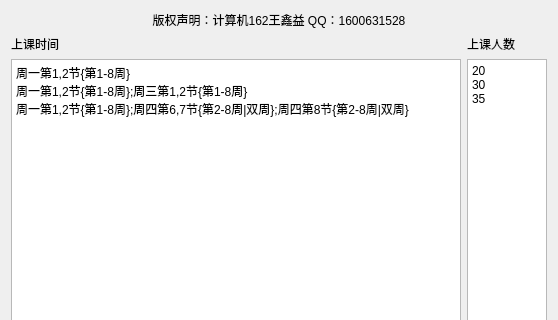
Above: mainwindow.ui from iwxyi/MealCount before the change; both pictures show x 0 to 558 and y 0 to 320 of the 558 by 583 pixel window. Below: the same form after it.
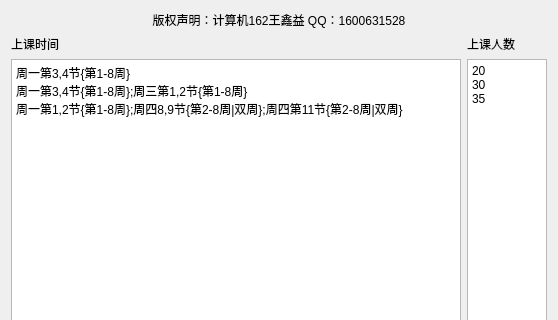
That is the form after the change.

Commit message: 修改默认的测试数据

Patch:
```diff
--- a/mainwindow.ui
+++ b/mainwindow.ui
@@ -49,9 +49,9 @@
 &lt;html&gt;&lt;head&gt;&lt;meta name=&quot;qrichtext&quot; content=&quot;1&quot; /&gt;&lt;style type=&quot;text/css&quot;&gt;
 p, li { white-space: pre-wrap; }
 &lt;/style&gt;&lt;/head&gt;&lt;body style=&quot; font-family:'SimSun'; font-size:9pt; font-weight:400; font-style:normal;&quot;&gt;
-&lt;p style=&quot; margin-top:0px; margin-bottom:0px; margin-left:0px; margin-right:0px; -qt-block-indent:0; text-indent:0px;&quot;&gt;周一第1,2节{第1-8周}&lt;/p&gt;
-&lt;p style=&quot; margin-top:0px; margin-bottom:0px; margin-left:0px; margin-right:0px; -qt-block-indent:0; text-indent:0px;&quot;&gt;周一第1,2节{第1-8周};周三第1,2节{第1-8周}&lt;/p&gt;
-&lt;p style=&quot; margin-top:0px; margin-bottom:0px; margin-left:0px; margin-right:0px; -qt-block-indent:0; text-indent:0px;&quot;&gt;周一第1,2节{第1-8周};周四第6,7节{第2-8周|双周};周四第8节{第2-8周|双周}&lt;/p&gt;&lt;/body&gt;&lt;/html&gt;</string>
+&lt;p style=&quot; margin-top:0px; margin-bottom:0px; margin-left:0px; margin-right:0px; -qt-block-indent:0; text-indent:0px;&quot;&gt;周一第3,4节{第1-8周}&lt;/p&gt;
+&lt;p style=&quot; margin-top:0px; margin-bottom:0px; margin-left:0px; margin-right:0px; -qt-block-indent:0; text-indent:0px;&quot;&gt;周一第3,4节{第1-8周};周三第1,2节{第1-8周}&lt;/p&gt;
+&lt;p style=&quot; margin-top:0px; margin-bottom:0px; margin-left:0px; margin-right:0px; -qt-block-indent:0; text-indent:0px;&quot;&gt;周一第1,2节{第1-8周};周四8,9节{第2-8周|双周};周四第11节{第2-8周|双周}&lt;/p&gt;&lt;/body&gt;&lt;/html&gt;</string>
           </property>
           <property name="acceptRichText">
            <bool>false</bool>
```
The commit also changes 2 other files.
